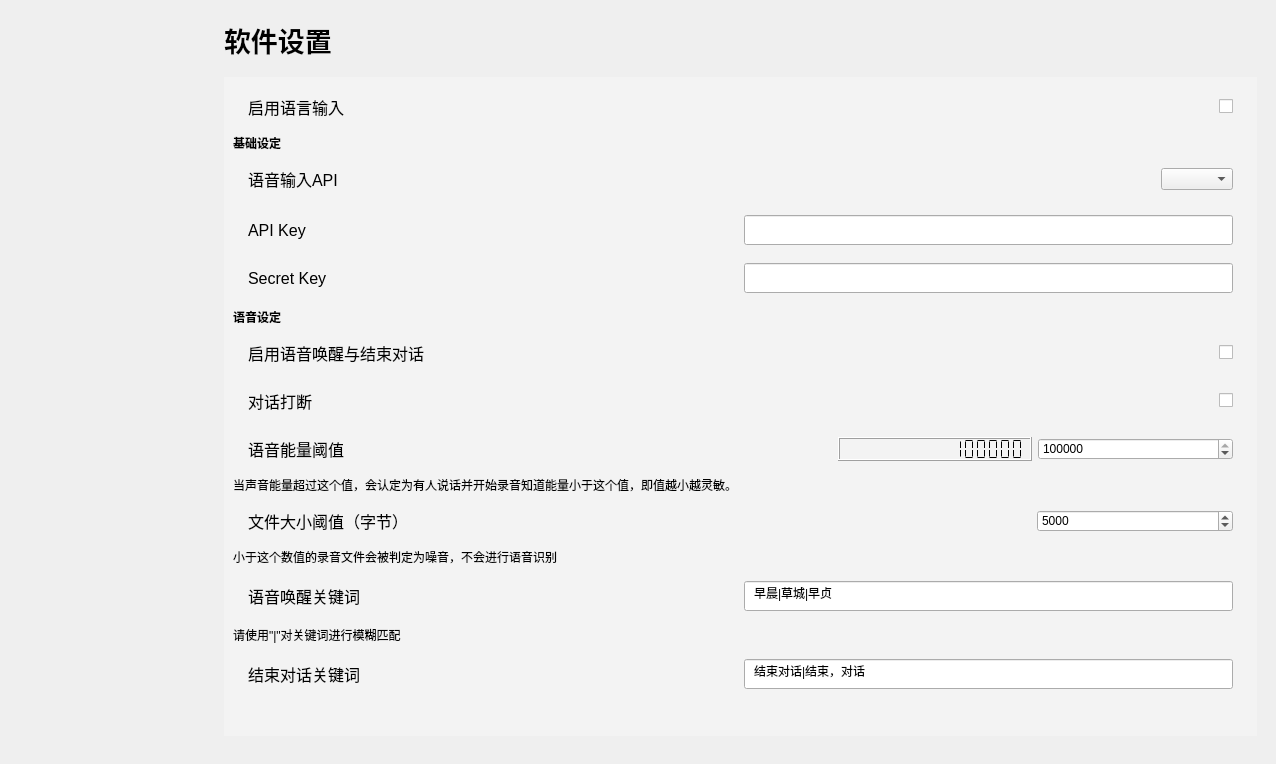
Above: mainwindow.ui from Zao-chen/ZcChat before the change. Below: the same form after it.
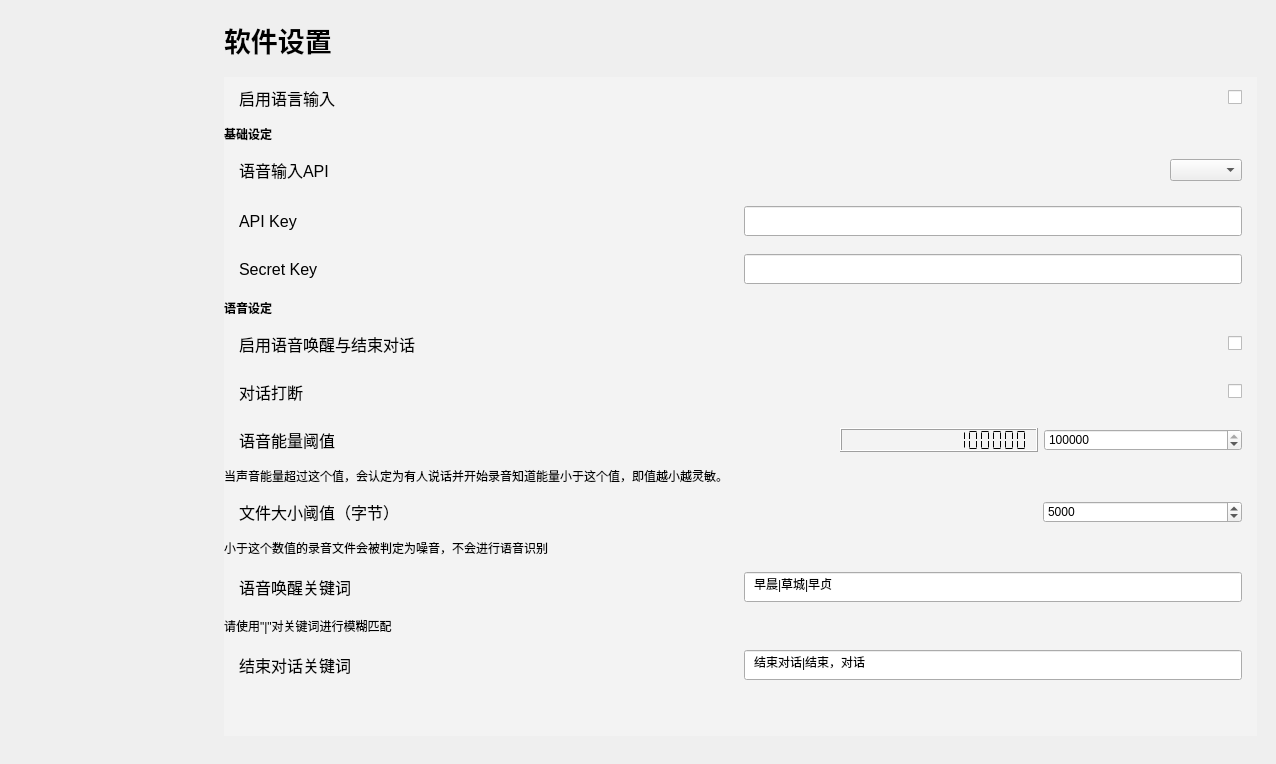
That is the form after the change. The open tabs and pages were chosen to show the change. Custom widgets are drawn as their Qt base class.

Patch:
```diff
--- a/mainwindow.ui
+++ b/mainwindow.ui
@@ -1358,6 +1358,18 @@
                </rect>
               </property>
               <layout class="QVBoxLayout" name="verticalLayout" stretch="0,0,0,0,0,0,0,0,0,0,0,0,0,0,1">
+               <property name="leftMargin">
+                <number>0</number>
+               </property>
+               <property name="topMargin">
+                <number>0</number>
+               </property>
+               <property name="rightMargin">
+                <number>0</number>
+               </property>
+               <property name="bottomMargin">
+                <number>0</number>
+               </property>
                <item>
                 <widget class="ElaScrollPageArea" name="widget_29" native="true">
                  <layout class="QHBoxLayout" name="horizontalLayout_30" stretch="1,0">
```
Left out of the diff: 9 changed lines with no effect on the pictures.
